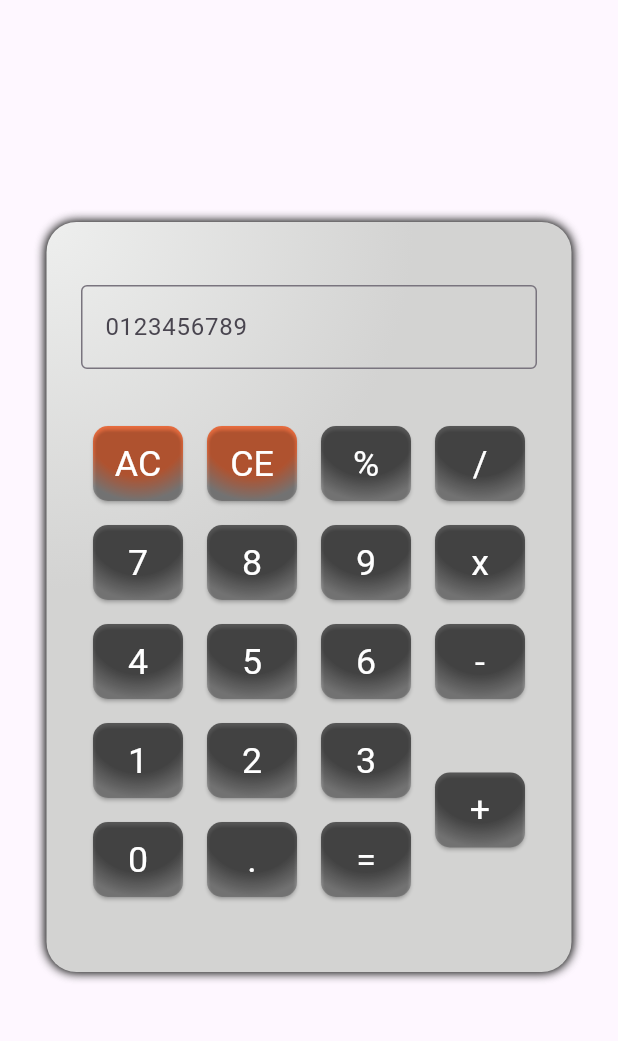
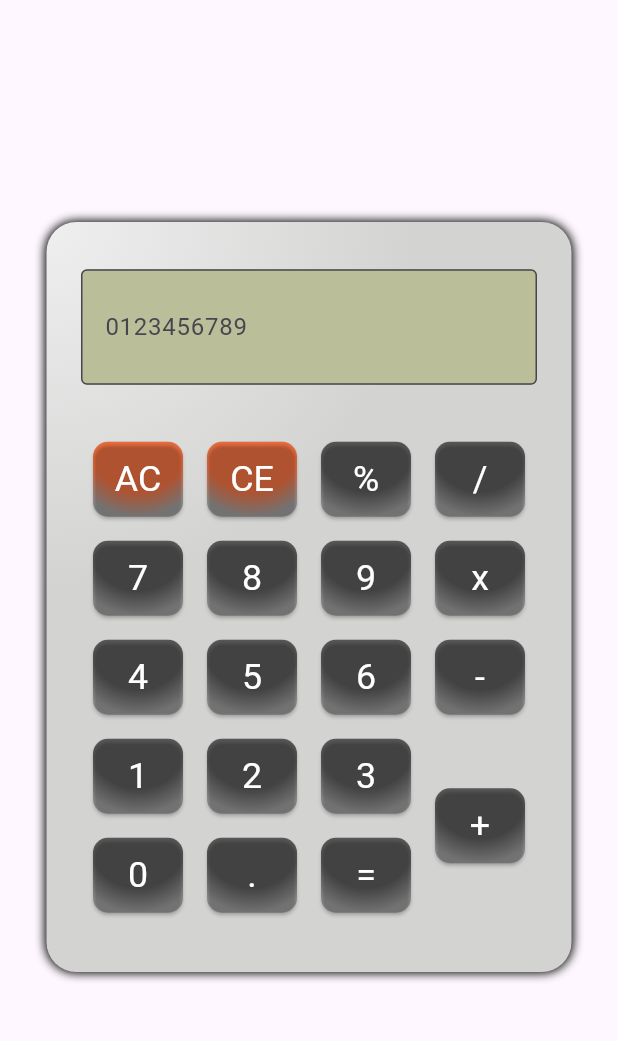
Before and after one commit to davopaco/mobile-apps, a Flutter app: the screen it shows after launch, on a phone screen of 412 x 824 dp, the part 63-1104 px from its top. Run offline on Flutter 3.47's test engine with Material 3 defaults, Android fonts, the phone set to English and light mode, and no system bars.

Commit message:
style: :lipstick: Changed the background color of the calculator

```diff
--- a/calculator/lib/calculadora.dart
+++ b/calculator/lib/calculadora.dart
@@ -85,8 +85,12 @@ class _CalculatorState extends State<Calculator> {
                   const TextField(
                     enabled: true,
                     obscureText: true,
+                    style: TextStyle(fontSize: 30),
                     decoration: InputDecoration(
-                        border: OutlineInputBorder(), labelText: '0123456789'),
+                        filled: true,
+                        border: OutlineInputBorder(),
+                        labelText: '0123456789',
+                        fillColor: Color(0xFFBBBF99)),
                   ),
                   const SizedBox(
                     height: 30,
```
